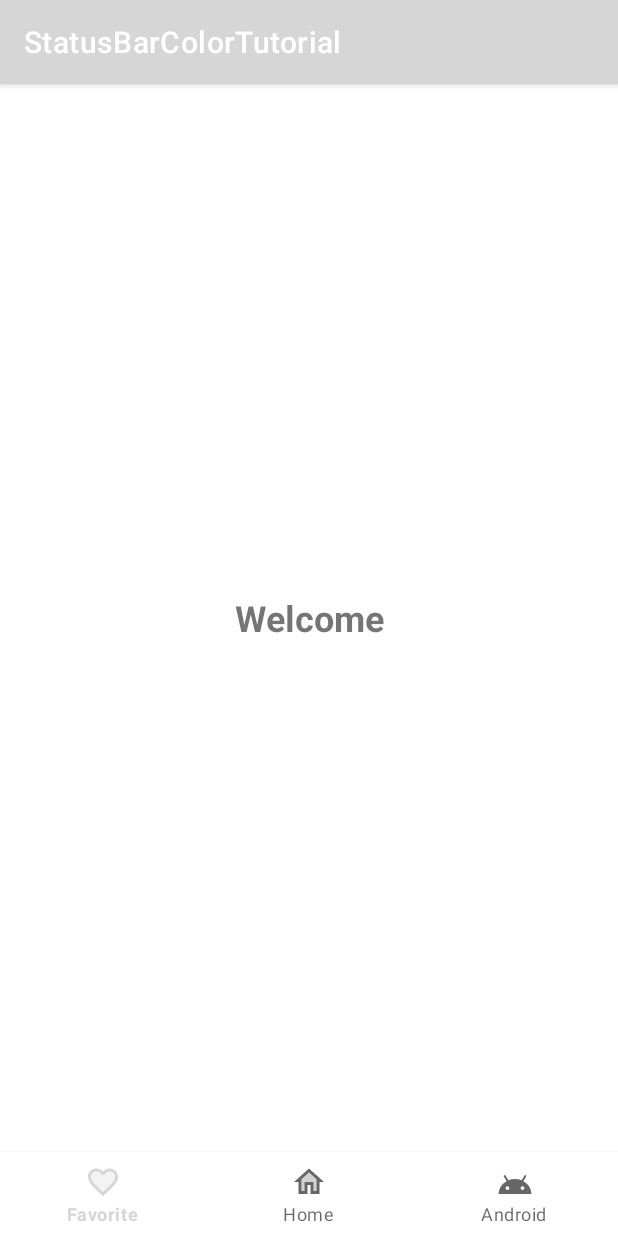
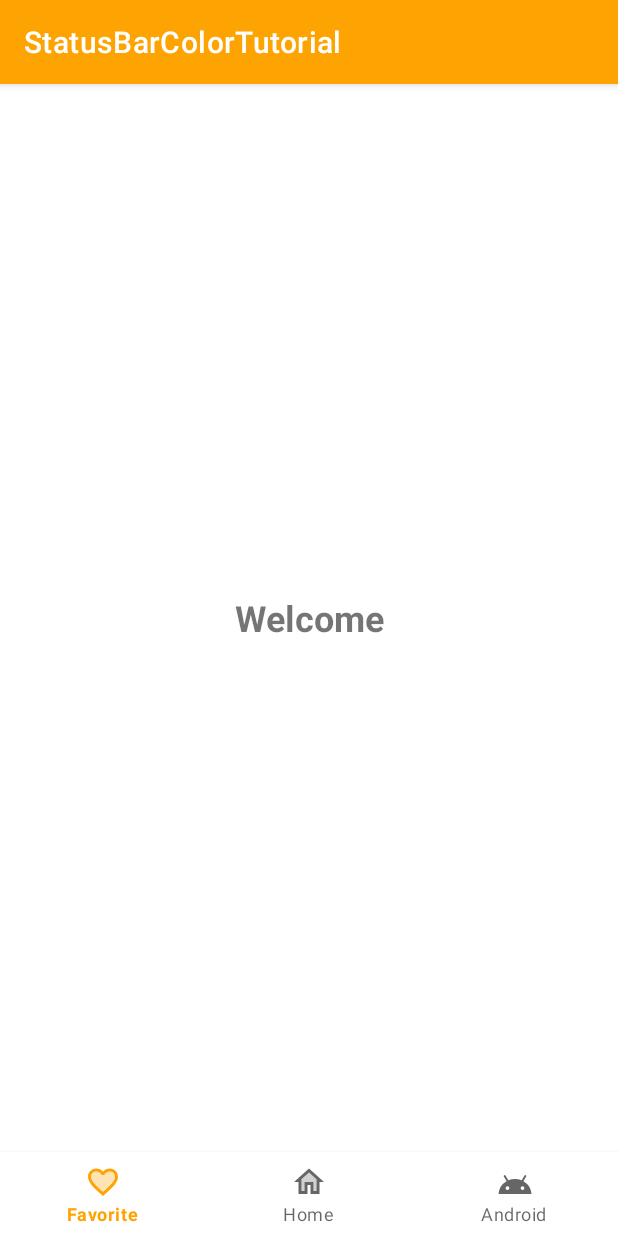
Before and after one commit to chydee/StatusBar-Tutorial, an Android app: the screen it shows after launch (MainActivity), on a phone screen of 412 x 824 dp. Run offline under Robolectric (Android 15) with nearby library versions, the phone set to English and light mode, and no system bars.

Commit message:
update: ignore allowBackup

```diff
--- a/app/src/main/AndroidManifest.xml
+++ b/app/src/main/AndroidManifest.xml
@@ -1,5 +1,6 @@
 <?xml version="1.0" encoding="utf-8"?>
 <manifest xmlns:android="http://schemas.android.com/apk/res/android"
+    xmlns:tools="http://schemas.android.com/tools"
     package="com.chydee.statusbarcolortutorial">
 
     <application
@@ -8,7 +9,8 @@
         android:label="@string/app_name"
         android:roundIcon="@mipmap/ic_launcher_round"
         android:supportsRtl="true"
-        android:theme="@style/Theme.StatusBarColorTutorial">
+        android:theme="@style/Theme.StatusBarColorTutorial"
+        tools:ignore="AllowBackup">
         <activity android:name=".MainActivity">
             <intent-filter>
                 <action android:name="android.intent.action.MAIN" />
--- a/app/src/main/res/values-night/themes.xml
+++ /dev/null
@@ -1,16 +0,0 @@
-<resources xmlns:tools="http://schemas.android.com/tools">
-    <!-- Base application theme. -->
-    <style name="Theme.StatusBarColorTutorial" parent="Theme.MaterialComponents.DayNight.DarkActionBar">
-        <!-- Primary brand color. -->
-        <item name="colorPrimary">@color/purple_200</item>
-        <item name="colorPrimaryVariant">@color/purple_700</item>
-        <item name="colorOnPrimary">@color/black</item>
-        <!-- Secondary brand color. -->
-        <item name="colorSecondary">@color/teal_200</item>
-        <item name="colorSecondaryVariant">@color/teal_200</item>
-        <item name="colorOnSecondary">@color/black</item>
-        <!-- Status bar color. -->
-        <item name="android:statusBarColor" tools:targetApi="l">?attr/colorPrimaryVariant</item>
-        <!-- Customize your theme here. -->
-    </style>
-</resources>
--- a/app/src/main/res/values/themes.xml
+++ b/app/src/main/res/values/themes.xml
@@ -2,15 +2,14 @@
     <!-- Base application theme. -->
     <style name="Theme.StatusBarColorTutorial" parent="Theme.MaterialComponents.DayNight.DarkActionBar">
         <!-- Primary brand color. -->
-        <item name="colorPrimary">@color/purple_500</item>
-        <item name="colorPrimaryVariant">@color/purple_700</item>
-        <item name="colorOnPrimary">@color/white</item>
+        <item name="colorPrimary">@color/primaryColor</item>
+        <item name="colorPrimaryVariant">@color/primaryDarkColor</item>
+        <item name="colorOnPrimary">@color/primaryTextColor</item>
         <!-- Secondary brand color. -->
-        <item name="colorSecondary">@color/teal_200</item>
-        <item name="colorSecondaryVariant">@color/teal_700</item>
-        <item name="colorOnSecondary">@color/black</item>
+        <item name="colorSecondary">@color/secondaryColor</item>
+        <item name="colorSecondaryVariant">@color/secondaryDarkColor</item>
+        <item name="colorOnSecondary">@color/white</item>
         <!-- Status bar color. -->
         <item name="android:statusBarColor" tools:targetApi="l">?attr/colorPrimaryVariant</item>
-        <!-- Customize your theme here. -->
     </style>
 </resources>
```
